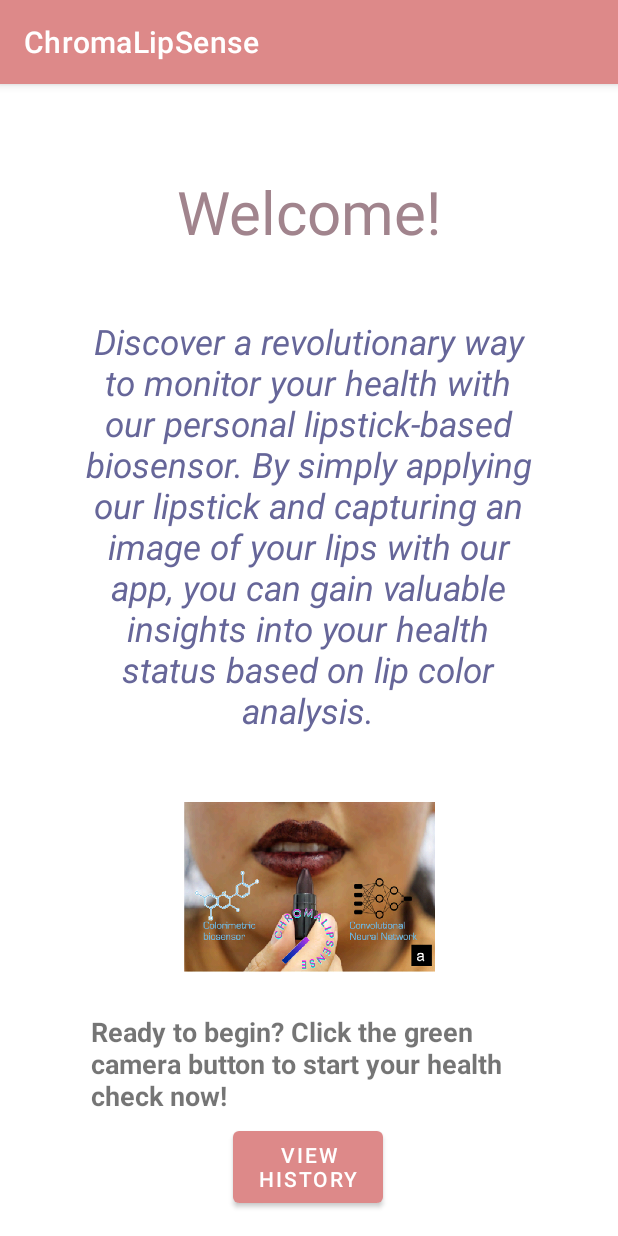
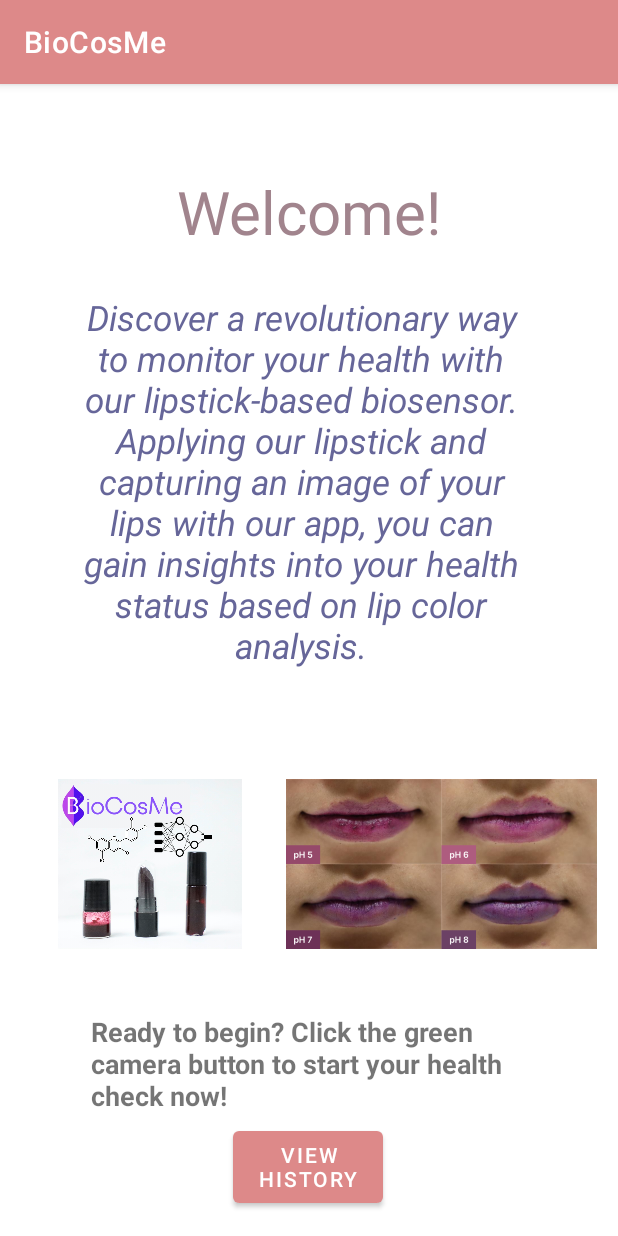
Before and after one commit to InteractiveOrganismsLab/BioCosMe, an Android app built with Jetpack Compose: the fragment HomeFragment shown on its own in the app's theme, on a phone screen of 412 x 824 dp. Run offline under Robolectric (Android 15) with nearby library versions, the phone set to English and light mode, and no system bars.

Commit message:
fix App name

```diff
--- a/MobileApp/app/src/main/res/layout/fragment_home.xml
+++ b/MobileApp/app/src/main/res/layout/fragment_home.xml
@@ -25,8 +25,8 @@
 
     <TextView
         android:id="@+id/description"
-        android:layout_width="308dp"
-        android:layout_height="295dp"
+        android:layout_width="299dp"
+        android:layout_height="277dp"
         android:text="@string/description_text"
         android:textAlignment="center"
         android:textColor="@color/gray"
@@ -34,10 +34,10 @@
         android:textStyle="italic"
         app:layout_constraintBottom_toBottomOf="parent"
         app:layout_constraintEnd_toEndOf="parent"
-        app:layout_constraintHorizontal_bias="0.495"
+        app:layout_constraintHorizontal_bias="0.455"
         app:layout_constraintStart_toStartOf="parent"
         app:layout_constraintTop_toTopOf="parent"
-        app:layout_constraintVertical_bias="0.33" />
+        app:layout_constraintVertical_bias="0.286" />
 
     <TextView
         android:id="@+id/ready"
@@ -56,13 +56,27 @@
 
     <ImageView
         android:id="@+id/imageView3"
+        android:layout_width="200dp"
+        android:layout_height="113dp"
+        android:src="@drawable/biocosmelipstick"
+        app:layout_constraintBottom_toTopOf="@+id/ready"
+        app:layout_constraintEnd_toEndOf="parent"
+        app:layout_constraintHorizontal_bias="0.0"
+        app:layout_constraintStart_toStartOf="parent"
+        app:layout_constraintTop_toBottomOf="@+id/description"
+        app:layout_constraintVertical_bias="0.521" />
+
+    <ImageView
+        android:id="@+id/imageView4"
         android:layout_width="219dp"
         android:layout_height="113dp"
-        android:src="@drawable/icon_chroma"
+        android:src="@drawable/biocosmelips"
         app:layout_constraintBottom_toTopOf="@+id/ready"
         app:layout_constraintEnd_toEndOf="parent"
+        app:layout_constraintHorizontal_bias="0.958"
         app:layout_constraintStart_toStartOf="parent"
-        app:layout_constraintTop_toBottomOf="@+id/description" />
+        app:layout_constraintTop_toBottomOf="@+id/description"
+        app:layout_constraintVertical_bias="0.521" />
 
     <Button
         android:id="@+id/buttonHistory"
--- a/MobileApp/app/src/main/res/values/strings.xml
+++ b/MobileApp/app/src/main/res/values/strings.xml
@@ -1,5 +1,5 @@
 <resources>
-    <string name="app_name">ChromaLipSense</string>
+    <string name="app_name">BioCosMe</string>
     <string name="navigation_drawer_open">Open navigation drawer</string>
     <string name="navigation_drawer_close">Close navigation drawer</string>
     <string name="nav_header_title">Howard Ku</string>
@@ -24,7 +24,7 @@
 
     <string name="description_text">
 
-        Discover a revolutionary way to monitor your health with our personal lipstick-based biosensor. By simply applying our lipstick and capturing an image of your lips with our app, you can gain valuable insights into your health status based on lip color analysis.
+        Discover a revolutionary way to monitor your health with our lipstick-based biosensor. Applying our lipstick and capturing an image of your lips with our app, you can gain insights into your health status based on lip color analysis.
     </string>
 
     <string name="ready_text">
```
Also changed, not shown: MobileApp/app/src/main/res/drawable/biocosmelips.png (added), MobileApp/app/src/main/res/drawable/biocosmelipstick.png (added), 3 other files.
